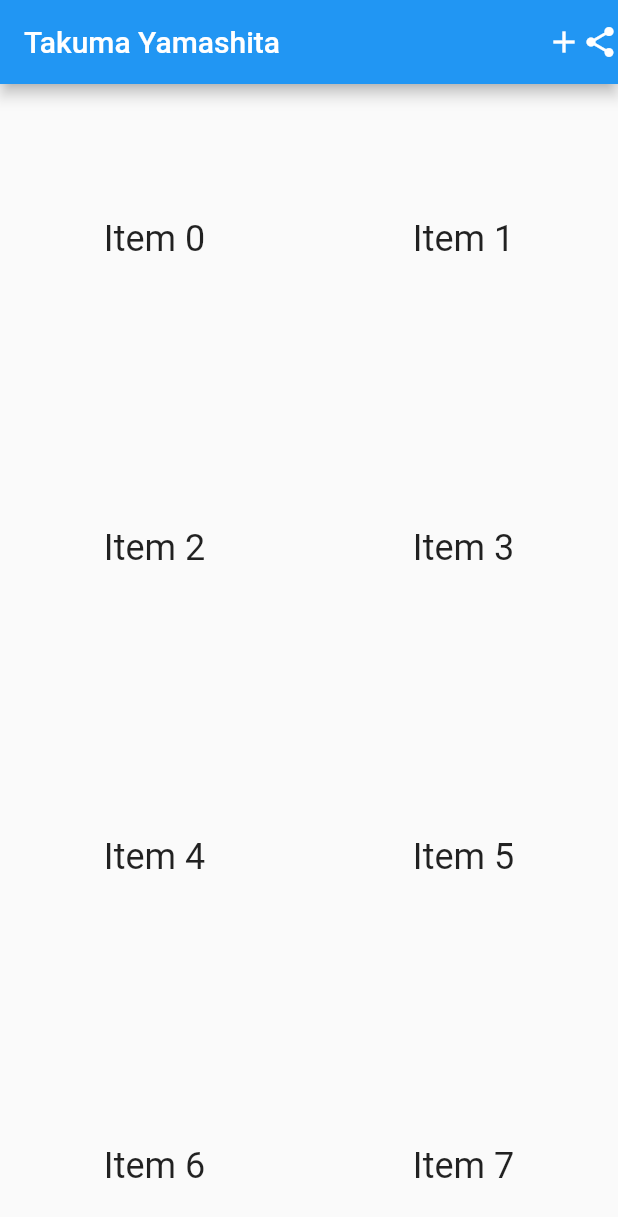
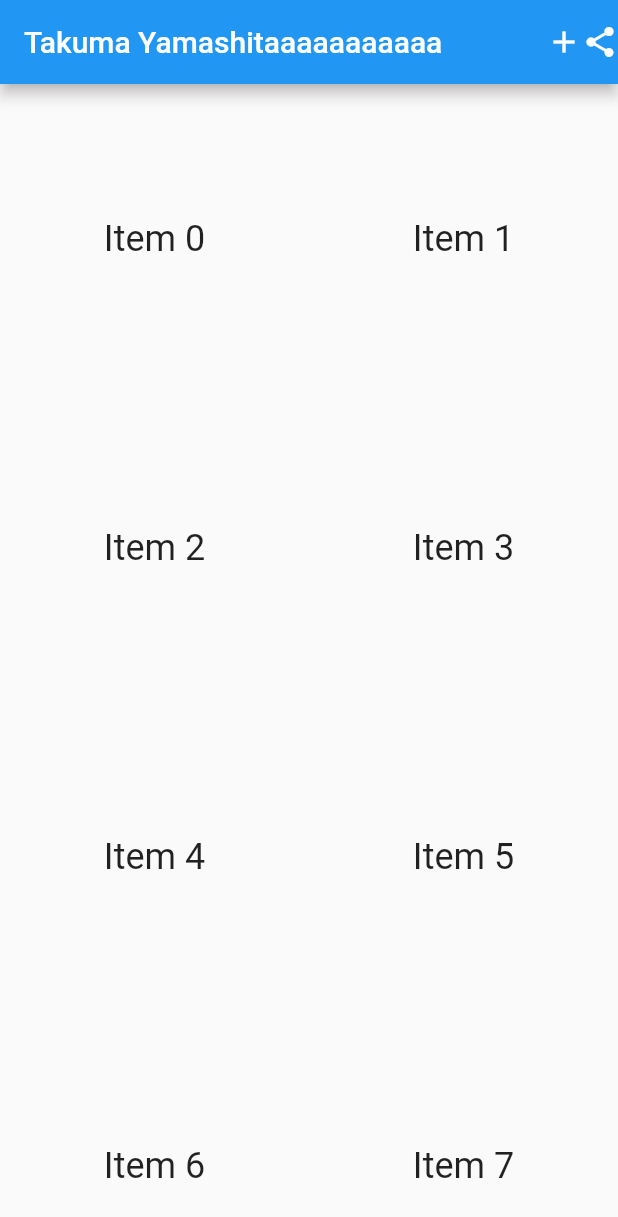
Before and after one commit to TakumaYamashita/coriander, a Flutter app: the screen it shows after launch, on a phone screen of 412 x 824 dp. Shown: the top 1217 px of the screen. Run offline on Flutter 3.47's test engine with Material 2 defaults, Android fonts, the phone set to English and light mode, and no system bars.

Commit message:
third commit

```diff
--- a/lib/main.dart
+++ b/lib/main.dart
@@ -38,7 +38,7 @@ class _MyHomePageState extends State<MyHomePage> {
 
     return Scaffold(
       appBar: AppBar(
-        title: Text('Takuma Yamashita'),
+        title: Text('Takuma Yamashitaaaaaaaaaaa'),
         actions: <Widget>[
           Icon(Icons.add),
           Icon(Icons.share),
```
